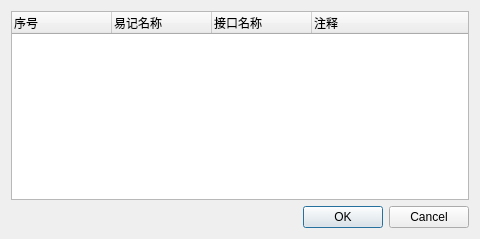
The window that src/GUI/interfaceDialog.ui (adam-hh/8583MSG_DEC) describes before a commit, drawn with Qt 5.
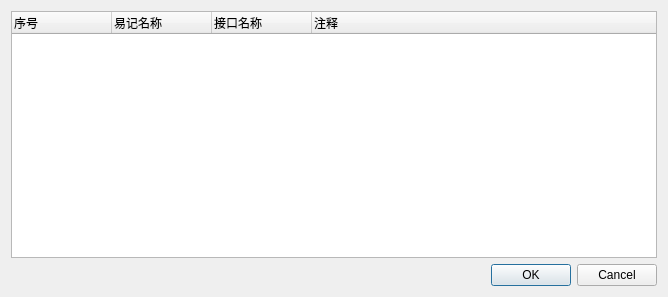
The same window after the commit. Icons and pictures are not drawn.

Patch:
```diff
--- a/src/GUI/interfaceDialog.ui
+++ b/src/GUI/interfaceDialog.ui
@@ -6,8 +6,8 @@
    <rect>
     <x>0</x>
     <y>0</y>
-    <width>480</width>
-    <height>239</height>
+    <width>668</width>
+    <height>297</height>
    </rect>
   </property>
   <property name="windowTitle">
@@ -18,7 +18,7 @@
     <normaloff>:/res/NEXGO.png</normaloff>:/res/NEXGO.png</iconset>
   </property>
   <layout class="QGridLayout" name="gridLayout">
-   <item row="1" column="0">
+   <item row="2" column="0">
     <widget class="QDialogButtonBox" name="buttonBox">
      <property name="orientation">
       <enum>Qt::Horizontal</enum>
@@ -28,8 +28,14 @@
      </property>
     </widget>
    </item>
-   <item row="0" column="0">
+   <item row="1" column="0">
     <widget class="QTreeWidget" name="treeWidget">
+     <property name="sizePolicy">
+      <sizepolicy hsizetype="Preferred" vsizetype="Expanding">
+       <horstretch>0</horstretch>
+       <verstretch>0</verstretch>
+      </sizepolicy>
+     </property>
      <property name="columnCount">
       <number>4</number>
      </property>
```
